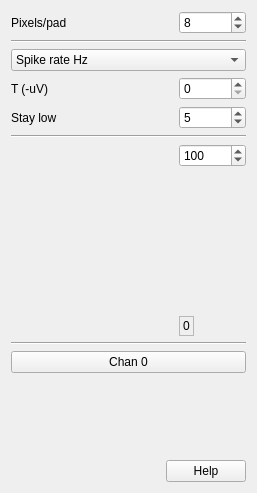
The window that Forms/FVShankViewTab.ui (billkarsh/SpikeGLX) describes before a commit, drawn with Qt 5.
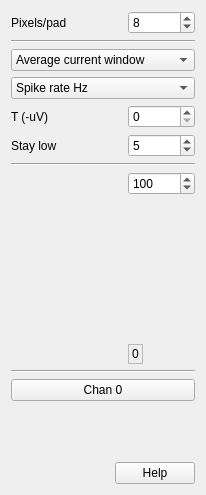
The same window after the commit. Custom widgets are drawn as their Qt base class.

Commit message: Narrow ShankViewer

Patch:
```diff
--- a/Forms/FVShankViewTab.ui
+++ b/Forms/FVShankViewTab.ui
@@ -6,41 +6,41 @@
    <rect>
     <x>0</x>
     <y>0</y>
-    <width>257</width>
-    <height>493</height>
+    <width>206</width>
+    <height>495</height>
    </rect>
   </property>
   <property name="windowTitle">
    <string>Form</string>
   </property>
-  <layout class="QGridLayout" name="gridLayout_2" rowstretch="0,0,0,0,0,0,0,0,0,1,0" columnstretch="1,0,0">
-   <item row="1" column="0" colspan="3">
-    <widget class="Line" name="line">
+  <layout class="QGridLayout" name="gridLayout_2" rowstretch="0,0,0,0,0,0,0,0,0,0,1,0" columnstretch="1,0,0">
+   <item row="11" column="0">
+    <spacer name="horizontalSpacer">
+     <property name="orientation">
+      <enum>Qt::Horizontal</enum>
+     </property>
+     <property name="sizeHint" stdset="0">
+      <size>
+       <width>8</width>
+       <height>20</height>
+      </size>
+     </property>
+    </spacer>
+   </item>
+   <item row="11" column="1" colspan="2">
+    <widget class="QPushButton" name="helpBut">
      <property name="sizePolicy">
-      <sizepolicy hsizetype="MinimumExpanding" vsizetype="Fixed">
+      <sizepolicy hsizetype="Preferred" vsizetype="Fixed">
        <horstretch>0</horstretch>
        <verstretch>0</verstretch>
       </sizepolicy>
      </property>
-     <property name="minimumSize">
-      <size>
-       <width>20</width>
-       <height>0</height>
-      </size>
-     </property>
-     <property name="orientation">
-      <enum>Qt::Horizontal</enum>
-     </property>
-    </widget>
-   </item>
-   <item row="4" column="0">
-    <widget class="QLabel" name="label_3">
      <property name="text">
-      <string>Stay low</string>
+      <string>Help</string>
      </property>
     </widget>
    </item>
-   <item row="3" column="2">
+   <item row="4" column="2">
     <widget class="QSpinBox" name="TSB">
      <property name="sizePolicy">
       <sizepolicy hsizetype="Preferred" vsizetype="Fixed">
@@ -59,14 +59,14 @@
      </property>
     </widget>
    </item>
-   <item row="3" column="0">
+   <item row="4" column="0">
     <widget class="QLabel" name="label_2">
      <property name="text">
       <string>T (-uV)</string>
      </property>
     </widget>
    </item>
-   <item row="6" column="0" colspan="3">
+   <item row="7" column="0" colspan="3">
     <layout class="QGridLayout" name="gridLayout" columnstretch="0,0,0">
      <item row="0" column="2">
       <widget class="QSpinBox" name="rngSB">
@@ -156,7 +156,7 @@
      </item>
     </layout>
    </item>
-   <item row="2" column="0" colspan="3">
+   <item row="3" column="0" colspan="3">
     <widget class="QComboBox" name="whatCB">
      <item>
       <property name="text">
@@ -175,28 +175,49 @@
      </item>
     </widget>
    </item>
-   <item row="4" column="2">
-    <widget class="QSpinBox" name="inarowSB">
+   <item row="0" column="0">
+    <widget class="QLabel" name="label">
+     <property name="text">
+      <string>Pixels/pad</string>
+     </property>
+    </widget>
+   </item>
+   <item row="10" column="0">
+    <spacer name="verticalSpacer_2">
+     <property name="orientation">
+      <enum>Qt::Vertical</enum>
+     </property>
+     <property name="sizeHint" stdset="0">
+      <size>
+       <width>20</width>
+       <height>40</height>
+      </size>
+     </property>
+    </spacer>
+   </item>
+   <item row="5" column="0">
+    <widget class="QLabel" name="label_3">
+     <property name="text">
+      <string>Stay low</string>
+     </property>
+    </widget>
+   </item>
+   <item row="8" column="0" colspan="3">
+    <widget class="Line" name="line_3">
      <property name="sizePolicy">
-      <sizepolicy hsizetype="Preferred" vsizetype="Fixed">
+      <sizepolicy hsizetype="MinimumExpanding" vsizetype="Fixed">
        <horstretch>0</horstretch>
        <verstretch>0</verstretch>
       </sizepolicy>
      </property>
-     <property name="toolTip">
-      <string>Stay beyond threshold this many counts</string>
+     <property name="minimumSize">
+      <size>
+       <width>20</width>
+       <height>0</height>
+      </size>
      </property>
-     <property name="minimum">
-      <number>1</number>
-     </property>
-     <property name="maximum">
-      <number>100</number>
-     </property>
-     <property name="singleStep">
-      <number>1</number>
-     </property>
-     <property name="value">
-      <number>5</number>
+     <property name="orientation">
+      <enum>Qt::Horizontal</enum>
      </property>
     </widget>
    </item>
@@ -225,8 +246,8 @@
      </property>
     </widget>
    </item>
-   <item row="5" column="0" colspan="3">
-    <widget class="Line" name="line_2">
+   <item row="1" column="0" colspan="3">
+    <widget class="Line" name="line">
      <property name="sizePolicy">
       <sizepolicy hsizetype="MinimumExpanding" vsizetype="Fixed">
        <horstretch>0</horstretch>
@@ -244,27 +265,7 @@
      </property>
     </widget>
    </item>
-   <item row="0" column="0">
-    <widget class="QLabel" name="label">
-     <property name="text">
-      <string>Pixels/pad</string>
-     </property>
-    </widget>
-   </item>
-   <item row="10" column="1" colspan="2">
-    <widget class="QPushButton" name="helpBut">
-     <property name="sizePolicy">
-      <sizepolicy hsizetype="Preferred" vsizetype="Fixed">
-       <horstretch>0</horstretch>
-       <verstretch>0</verstretch>
-      </sizepolicy>
-     </property>
-     <property name="text">
-      <string>Help</string>
-     </property>
-    </widget>
-   </item>
-   <item row="8" column="0" colspan="3">
+   <item row="9" column="0" colspan="3">
     <widget class="QPushButton" name="chanBut">
      <property name="sizePolicy">
       <sizepolicy hsizetype="MinimumExpanding" vsizetype="Fixed">
@@ -280,8 +281,33 @@
      </property>
     </widget>
    </item>
-   <item row="7" column="0" colspan="3">
-    <widget class="Line" name="line_3">
+   <item row="5" column="2">
+    <widget class="QSpinBox" name="inarowSB">
+     <property name="sizePolicy">
+      <sizepolicy hsizetype="Preferred" vsizetype="Fixed">
+       <horstretch>0</horstretch>
+       <verstretch>0</verstretch>
+      </sizepolicy>
+     </property>
+     <property name="toolTip">
+      <string>Stay beyond threshold this many counts</string>
+     </property>
+     <property name="minimum">
+      <number>1</number>
+     </property>
+     <property name="maximum">
+      <number>100</number>
+     </property>
+     <property name="singleStep">
+      <number>1</number>
+     </property>
+     <property name="value">
+      <number>5</number>
+     </property>
+    </widget>
+   </item>
+   <item row="6" column="0" colspan="3">
+    <widget class="Line" name="line_2">
      <property name="sizePolicy">
       <sizepolicy hsizetype="MinimumExpanding" vsizetype="Fixed">
        <horstretch>0</horstretch>
@@ -299,31 +325,19 @@
      </property>
     </widget>
    </item>
-   <item row="10" column="0">
-    <spacer name="horizontalSpacer">
-     <property name="orientation">
-      <enum>Qt::Horizontal</enum>
-     </property>
-     <property name="sizeHint" stdset="0">
-      <size>
-       <width>8</width>
-       <height>20</height>
-      </size>
-     </property>
-    </spacer>
-   </item>
-   <item row="9" column="0">
-    <spacer name="verticalSpacer_2">
-     <property name="orientation">
-      <enum>Qt::Vertical</enum>
-     </property>
-     <property name="sizeHint" stdset="0">
-      <size>
-       <width>20</width>
-       <height>40</height>
-      </size>
-     </property>
-    </spacer>
+   <item row="2" column="0" colspan="3">
+    <widget class="QComboBox" name="howCB">
+     <item>
+      <property name="text">
+       <string>Average current window</string>
+      </property>
+     </item>
+     <item>
+      <property name="text">
+       <string>Average whole survey</string>
+      </property>
+     </item>
+    </widget>
    </item>
   </layout>
  </widget>
```
Left out of the diff: 1 changed line with no effect on the pictures. The commit also changes 4 other files.
